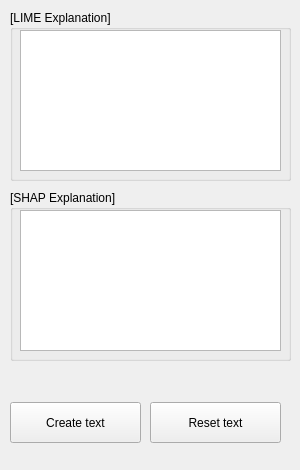
Old version of the form EXP_GUI.ui in the repository M3rcy1028/2024_XAI.
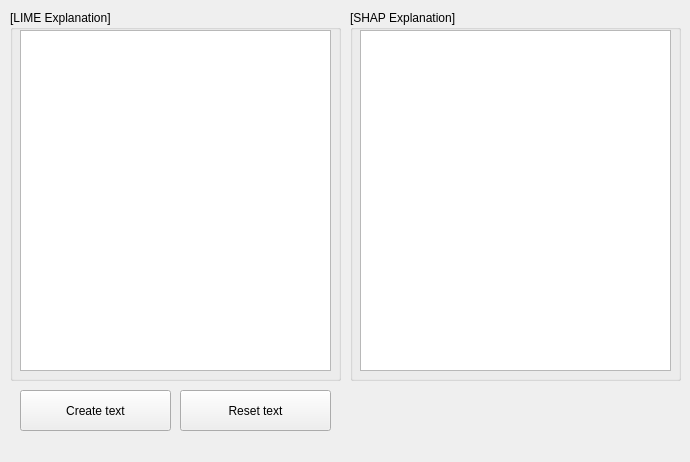
New version of the form.

Commit message: modify graph design

What changed in the file:
```diff
--- a/EXP_GUI.ui
+++ b/EXP_GUI.ui
@@ -6,8 +6,8 @@
    <rect>
     <x>0</x>
     <y>0</y>
-    <width>300</width>
-    <height>470</height>
+    <width>690</width>
+    <height>462</height>
    </rect>
   </property>
   <property name="windowTitle">
@@ -17,10 +17,10 @@
    <widget class="QGroupBox" name="groupBox">
     <property name="geometry">
      <rect>
-      <x>10</x>
-      <y>190</y>
-      <width>281</width>
-      <height>171</height>
+      <x>350</x>
+      <y>10</y>
+      <width>331</width>
+      <height>371</height>
      </rect>
     </property>
     <property name="title">
@@ -31,8 +31,8 @@
       <rect>
        <x>10</x>
        <y>20</y>
-       <width>261</width>
-       <height>141</height>
+       <width>311</width>
+       <height>341</height>
       </rect>
      </property>
     </widget>
@@ -42,8 +42,8 @@
      <rect>
       <x>10</x>
       <y>10</y>
-      <width>281</width>
-      <height>171</height>
+      <width>331</width>
+      <height>371</height>
      </rect>
     </property>
     <property name="title">
@@ -54,8 +54,8 @@
       <rect>
        <x>10</x>
        <y>20</y>
-       <width>261</width>
-       <height>141</height>
+       <width>311</width>
+       <height>341</height>
       </rect>
      </property>
     </widget>
@@ -63,9 +63,9 @@
    <widget class="QPushButton" name="pushButton">
     <property name="geometry">
      <rect>
-      <x>10</x>
-      <y>402</y>
-      <width>131</width>
+      <x>20</x>
+      <y>390</y>
+      <width>151</width>
       <height>41</height>
      </rect>
     </property>
@@ -76,9 +76,9 @@
    <widget class="QPushButton" name="resetButton">
     <property name="geometry">
      <rect>
-      <x>150</x>
-      <y>402</y>
-      <width>131</width>
+      <x>180</x>
+      <y>390</y>
+      <width>151</width>
       <height>41</height>
      </rect>
     </property>
```
The commit also changes 7 other files.
